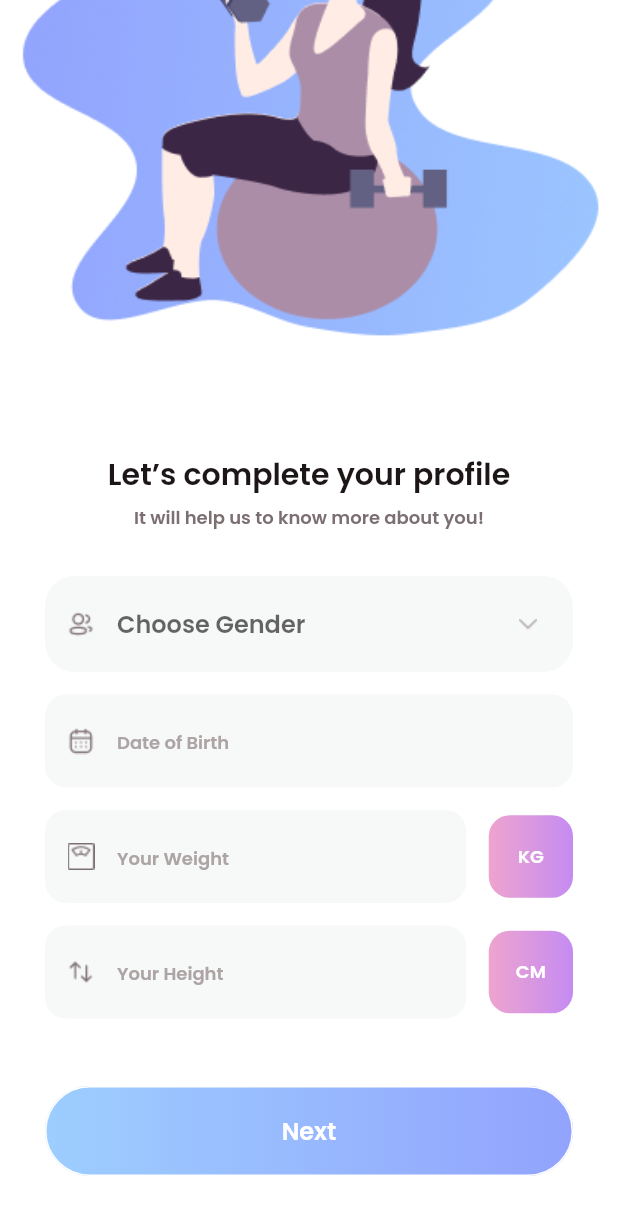
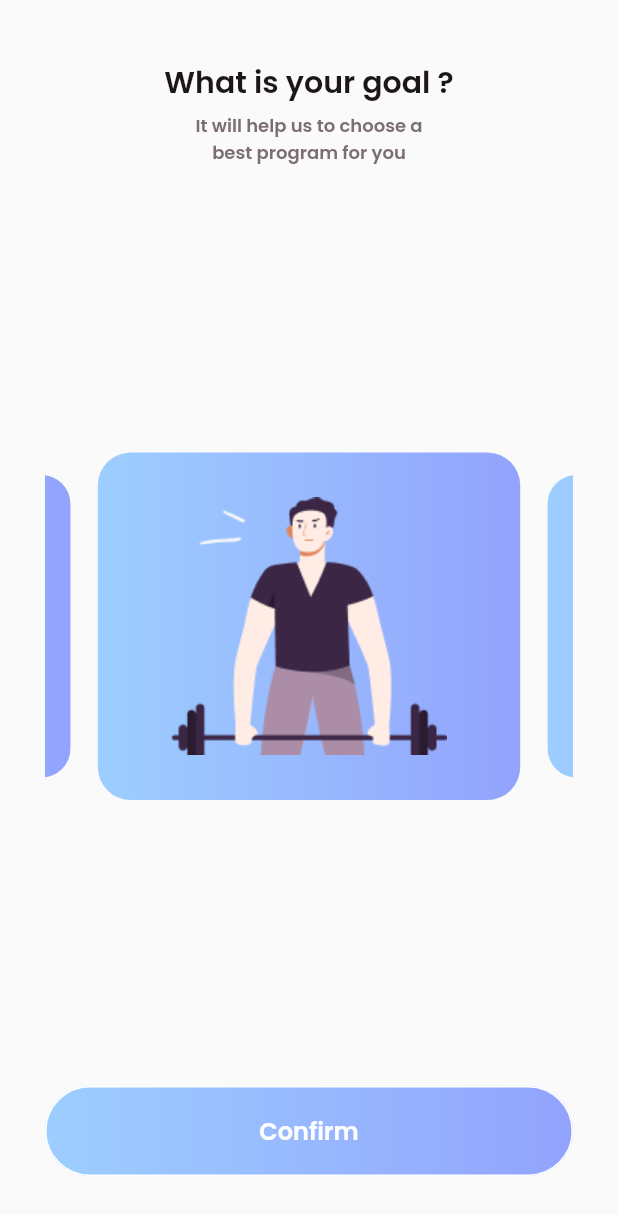
Before and after one commit to MAHMOUD3098/fitness_app, a Flutter app: the CompleteProfileScreen screen opened directly, scrolled down 144 dp, after a tap on "Next", on a phone screen of 412 x 824 dp. Shown: the top 1215 px of the screen. Run offline on Flutter 3.47's test engine with Material 2 defaults, Android fonts, the phone set to English and light mode, and no system bars; drawn by our look-alikes of carousel_slider; our stand-ins replace device_preview, flutter_bloc, flutter_screenutil, hexcolor, percent_indicator.

Commit message:
finished goals screen

```diff
--- a/lib/modules/signup/complete_profile_screen.dart
+++ b/lib/modules/signup/complete_profile_screen.dart
@@ -1,4 +1,6 @@
+import 'package:fitness_app/modules/signup/goal_screen.dart';
 import 'package:fitness_app/shared/components/components.dart';
+import 'package:fitness_app/shared/components/constants.dart';
 import 'package:fitness_app/shared/components/paths.dart';
 import 'package:fitness_app/shared/styles/colors.dart';
 import 'package:fitness_app/shared/styles/styles.dart';
@@ -210,7 +212,9 @@ class CompleteProfileScreen extends StatelessWidget {
                             text: 'Next',
                             textStyle: mediumTextStyle.copyWith(color: whiteColor, fontSize: 16, fontWeight: FontWeight.bold),
                             gradientColor: blueLinear,
-                            onPressed: () {},
+                            onPressed: () {
+                              navigateTo(context, GoalScreen());
+                            },
                           ),
                         ],
                       ),
--- a/lib/modules/signup/cubit/cubit.dart
+++ b/lib/modules/signup/cubit/cubit.dart
@@ -1,4 +1,6 @@
+import 'package:carousel_slider/carousel_controller.dart';
 import 'package:fitness_app/modules/signup/cubit/states.dart';
+import 'package:fitness_app/modules/signup/goal_screen.dart';
 import 'package:flutter/material.dart';
 import 'package:flutter_bloc/flutter_bloc.dart';
 
@@ -9,19 +11,47 @@ class SignUpCubit extends Cubit<SignUpStates> {
 
   IconData suffix = Icons.visibility_outlined;
   bool isPassword = true;
-
   bool checkBoxIsChecked = false;
+  int carouselIndex = 0;
 
   void changePasswordVisibility() {
     isPassword = !isPassword;
     suffix = isPassword ? Icons.visibility_outlined : Icons.visibility_off_outlined;
-
     emit(SignUpChangePasswordVisibilityState());
   }
 
   void changeCheckBoxValue(bool? value) {
     checkBoxIsChecked = value ?? false;
-
     emit(SignUpChangeCheckBoxValueState());
   }
+
+  void animateToNextCarouselItem(CarouselController carouselController, List<GoalItem> goals) {
+    if (carouselIndex < goals.length) {
+      carouselController.animateToPage(
+        carouselIndex,
+        duration: const Duration(milliseconds: 800),
+        curve: Curves.fastOutSlowIn,
+      );
+      carouselIndex++;
+      // signUpCubit.incrementCarouselIndex();
+
+      // in last index, the carouselIndex reaches 3 which reflects in goals list
+      // so i decrement it by 1 to keep it at 2
+      if (carouselIndex == goals.length) carouselIndex--;
+    } else {
+      // go to login page
+    }
+
+    emit(AnimateToNextCarouselItemState());
+  }
+
+  void incrementCarouselIndex() {
+    carouselIndex++;
+    emit(IncrementCarouselIndexState());
+  }
+
+  void decrementCarouselIndex() {
+    carouselIndex--;
+    emit(DecrementCarouselIndexState());
+  }
 }
--- a/lib/modules/signup/cubit/states.dart
+++ b/lib/modules/signup/cubit/states.dart
@@ -13,3 +13,9 @@ class SignUpFailedState extends SignUpStates {
 class SignUpChangePasswordVisibilityState extends SignUpStates {}
 
 class SignUpChangeCheckBoxValueState extends SignUpStates {}
+
+class IncrementCarouselIndexState extends SignUpStates {}
+
+class DecrementCarouselIndexState extends SignUpStates {}
+
+class AnimateToNextCarouselItemState extends SignUpStates {}
--- /dev/null
+++ b/lib/modules/signup/goal_screen.dart
@@ -0,0 +1,125 @@
+import 'package:fitness_app/modules/signup/cubit/cubit.dart';
+import 'package:fitness_app/modules/signup/cubit/states.dart';
+import 'package:fitness_app/shared/components/components.dart';
+import 'package:fitness_app/shared/components/paths.dart';
+import 'package:fitness_app/shared/styles/colors.dart';
+import 'package:fitness_app/shared/styles/styles.dart';
+import 'package:flutter/material.dart';
+import 'package:carousel_slider/carousel_slider.dart';
+import 'package:flutter_bloc/flutter_bloc.dart';
+
+class GoalItem {
+  final String goalImage;
+  final String goalTitle;
+  final String goalSubtitle;
+
+  GoalItem(this.goalImage, this.goalTitle, this.goalSubtitle);
+}
+
+class GoalScreen extends StatelessWidget {
+  GoalScreen({Key? key}) : super(key: key);
+
+  List<GoalItem> goals = [
+    GoalItem(Paths.goal1Image, 'Improve Shape', 'I have a low amount of body fat and need / want to build more muscle'),
+    GoalItem(Paths.goal2Image, 'Lean & Tone', 'I’m “skinny fat”. look thin but have no shape. I want to add learn muscle in the right way'),
+    GoalItem(Paths.goal3Image, 'Lose a Fat', 'I have over 20 lbs to lose. I want to drop all this fat and gain muscle mass'),
+  ];
+  CarouselController carouselController = CarouselController();
+
+  @override
+  Widget build(BuildContext context) {
+    return BlocProvider(
+      create: (BuildContext context) => SignUpCubit(),
+      child: BlocConsumer<SignUpCubit, SignUpStates>(
+        listener: (context, state) => {},
+        builder: (context, state) {
+          SignUpCubit signUpCubit = SignUpCubit.get(context);
+          return Scaffold(
+            body: SafeArea(
+              child: Padding(
+                padding: const EdgeInsets.symmetric(vertical: 40, horizontal: 30),
+                child: Column(
+                  crossAxisAlignment: CrossAxisAlignment.stretch,
+                  mainAxisAlignment: MainAxisAlignment.spaceBetween,
+                  children: [
+                    Column(
+                      children: [
+                        Text(
+                          'What is your goal ?',
+                          style: h4TextStyle.copyWith(
+                            fontWeight: FontWeight.w700,
+                          ),
+                          textAlign: TextAlign.center,
+                        ),
+                        const SizedBox(
+                          height: 5,
+                        ),
+                        Padding(
+                          padding: const EdgeInsets.symmetric(horizontal: 90),
+                          child: Text(
+                            'It will help us to choose a best program for you',
+                            style: smallTextStyle.copyWith(fontSize: 12),
+                            textAlign: TextAlign.center,
+                          ),
+                        ),
+                      ],
+                    ),
+                    Expanded(
+                      flex: 2,
+                      child: CarouselSlider.builder(
+                        carouselController: carouselController,
+                        itemCount: 3,
+                        itemBuilder: (context, itemIdex, pageViewIndex) {
+                          return Container(
+                            width: double.infinity,
+                            padding: const EdgeInsets.symmetric(vertical: 30, horizontal: 35),
+                            decoration: BoxDecoration(
+                              gradient: blueLinear,
+                              borderRadius: BorderRadius.circular(22),
+                            ),
+                            child: SingleChildScrollView(
+                              child: Column(
+                                children: [
+                                  Image.asset(goals[itemIdex].goalImage),
+                                  Text(goals[itemIdex].goalTitle),
+                                  Text(goals[itemIdex].goalSubtitle),
+                                ],
+                              ),
+                            ),
+                          );
+                        },
+                        options: CarouselOptions(
+                          aspectRatio: 16 / 9,
+                          viewportFraction: 0.8,
+                          initialPage: 0,
+                          enableInfiniteScroll: true,
+                          scrollPhysics: const NeverScrollableScrollPhysics(),
+                          reverse: false,
+                          autoPlay: false,
+                          autoPlayInterval: const Duration(seconds: 3),
+                          autoPlayAnimationDuration: const Duration(milliseconds: 800),
+                          autoPlayCurve: Curves.fastOutSlowIn,
+                          enlargeCenterPage: true,
+                          onPageChanged: (index, carouselPageChangedReason) {},
+                          scrollDirection: Axis.horizontal,
+                        ),
+                      ),
+                    ),
+                    customTextButton(
+                      text: 'Confirm',
+                      textStyle: mediumTextStyle.copyWith(color: whiteColor, fontSize: 16, fontWeight: FontWeight.bold),
+                      onPressed: () {
+                        signUpCubit.animateToNextCarouselItem(carouselController, goals);
+                      },
+                      gradientColor: blueLinear,
+                    ),
+                  ],
+                ),
+              ),
+            ),
+          );
+        },
+      ),
+    );
+  }
+}
--- a/lib/modules/signup/signup_screen.dart
+++ b/lib/modules/signup/signup_screen.dart
@@ -3,7 +3,6 @@ import 'package:fitness_app/modules/signup/cubit/cubit.dart';
 import 'package:fitness_app/modules/signup/cubit/states.dart';
 import 'package:fitness_app/shared/components/components.dart';
 import 'package:fitness_app/shared/components/constants.dart';
-import 'package:fitness_app/shared/components/dimensions.dart';
 import 'package:fitness_app/shared/components/paths.dart';
 import 'package:fitness_app/shared/lang/english_texts.dart';
 import 'package:fitness_app/shared/styles/colors.dart';
--- a/lib/shared/components/paths.dart
+++ b/lib/shared/components/paths.dart
@@ -5,6 +5,10 @@ class Paths {
   static String onBoardingImage4 = 'assets/images/onBoarding4.png';
 
   static String completeProfileImage = 'assets/images/complete_profile.png';
+
+  static String goal1Image = 'assets/images/goal1.png';
+  static String goal2Image = 'assets/images/goal2.png';
+  static String goal3Image = 'assets/images/goal3.png';
 
   static String arrowRight = 'assets/images/arrow_right.png';
   static String arrowDown = 'assets/images/arrow_down.png';
--- a/pubspec.yaml
+++ b/pubspec.yaml
@@ -36,6 +36,7 @@ dependencies:
   device_preview: ^1.1.0
   bloc: ^8.0.3
   flutter_bloc: ^8.0.1
+  carousel_slider: ^4.1.1
 
 dev_dependencies:
   flutter_test:
```
Also changed, not shown: assets/images/goal1.png (added), assets/images/goal2.png (added), assets/images/goal3.png (added), assets/images/register3.png (deleted), assets/images/register4.png (deleted), assets/images/register5.png (deleted), pubspec.lock.
